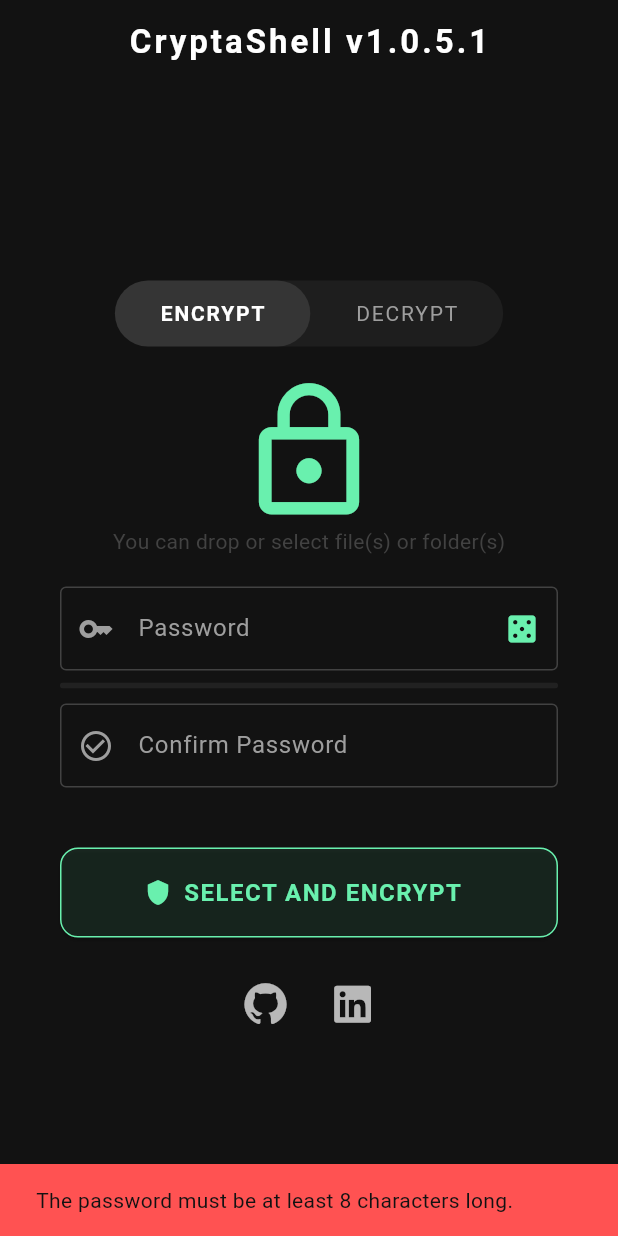
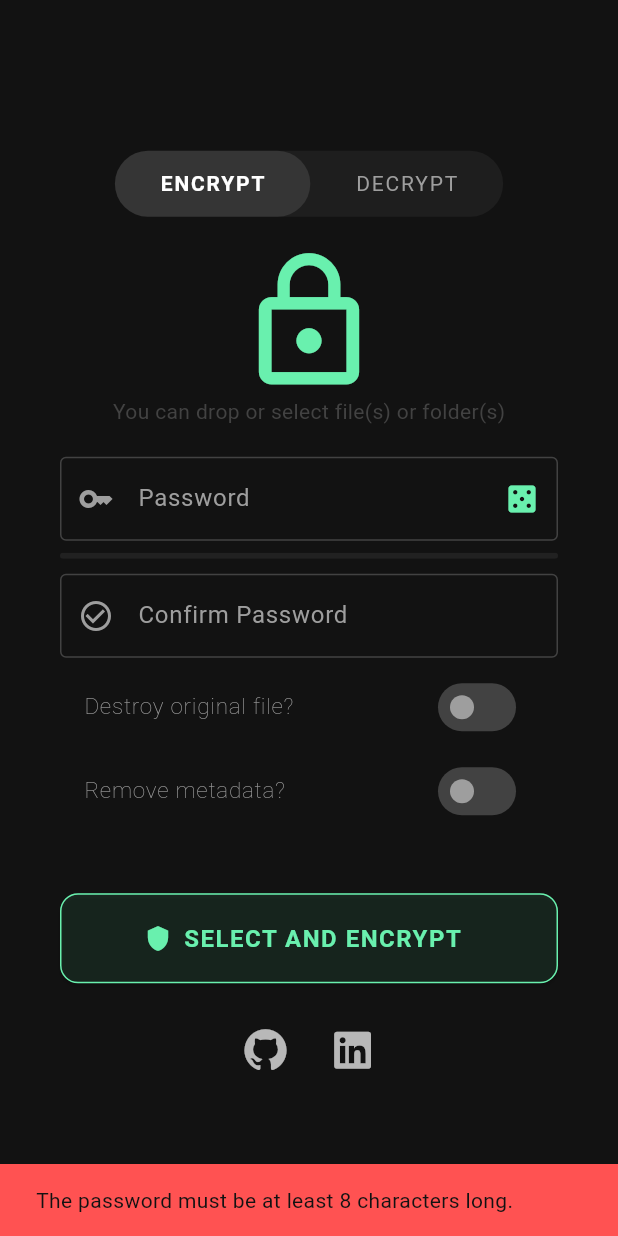
Before and after one commit to arnabau/CryptaShell, a Flutter app: the screen it shows after launch, after a tap on "SELECT AND ENCRYPT", on a phone screen of 412 x 824 dp. Run offline on Flutter 3.47's test engine with Material 3 defaults, Android fonts, the phone set to English and light mode, and no system bars; our stand-ins replace equatable, file_picker, flutter_bloc, font_awesome_flutter, fpdart, get_it and 2 more; missing offline and left inert: cryptography, desktop_drop, window_manager.

Commit message:
Code improvements and new features
Code improvements and new features. The user can choose whether the source file is automatically destroyed after encryption. The user can choose whether the file's metadata is removed before encryption.

```diff
--- a/lib/features/file_manager/presentation/bloc/file_manager_state.dart
+++ b/lib/features/file_manager/presentation/bloc/file_manager_state.dart
@@ -12,7 +12,7 @@ class FileManagerInitial extends FileManagerState {}
 class FileManagerLoading extends FileManagerState {}
 
 class FileManagerSuccess extends FileManagerState {
-  final List<File> files; // Soporta el conjunto de archivos operados con éxito
+  final List<File> files;
   final bool isEncrypted;
 
   const FileManagerSuccess({required this.files, required this.isEncrypted});
--- a/lib/features/file_manager/presentation/screens/file_manager_screen.dart
+++ b/lib/features/file_manager/presentation/screens/file_manager_screen.dart
@@ -12,6 +12,7 @@ import 'package:font_awesome_flutter/font_awesome_flutter.dart';
 import 'package:url_launcher/url_launcher.dart';
 import 'package:cryptashell/features/file_manager/presentation/bloc/file_manager_bloc.dart';
 import 'package:cryptashell/features/file_manager/presentation/bloc/file_manager_state.dart';
+import 'package:window_manager/window_manager.dart';
 
 class FileManagerScreen extends StatefulWidget {
   const FileManagerScreen(
@@ -29,9 +30,13 @@ class _FileManagerScreenState extends State<FileManagerScreen> {
   double _strengthValue = 0.0;
   Color _strengthColor = Colors.grey;
 
+  // toggle's options
+  bool _deleteFileAfterProcess = false;
+  bool _removeMetadataAfterProcess = false;
+
   bool _isDragging = false;
 
-  String _appVersion = ''; // app version
+  String _appVersion = '';
 
   @override
   void initState() {
@@ -41,8 +46,15 @@ class _FileManagerScreenState extends State<FileManagerScreen> {
 
   Future<void> _loadAppVersion() async {
     PackageInfo packageInfo = await PackageInfo.fromPlatform();
+
+    if (!mounted) return;
+
     setState(() {
-      _appVersion = '${packageInfo.version}.${packageInfo.buildNumber}';
+      _appVersion = packageInfo.version;
+    });
+
+    WidgetsBinding.instance.addPostFrameCallback((_) async {
+      await windowManager.setTitle('CryptaShell - v$_appVersion');
     });
   }
 
@@ -60,9 +72,17 @@ class _FileManagerScreenState extends State<FileManagerScreen> {
     }
 
     if (!mounted) return;
+
     final passwordBytes = Uint8List.fromList(utf8.encode(password));
 
     if (_isEncryptMode) {
+      final hasCrypta = details.files.any((f) => f.path.endsWith('.crypta'));
+
+      if (hasCrypta) {
+        _showError('One or more dropped files are already encrypted');
+        return;
+      }
+
       // 1. Dynamically classify whether they are files or folders
       final List<FileSystemEntity> elements = details.files.map((xFile) {
         return FileSystemEntity.isDirectorySync(xFile.path)
@@ -78,7 +98,8 @@ class _FileManagerScreenState extends State<FileManagerScreen> {
             EncryptRequested(
               elements: elements,
               passwordBytes: passwordBytes,
-              removeMetadata: false,
+              removeMetadata: _removeMetadataAfterProcess,
+              deleteSource: _deleteFileAfterProcess,
               outputPath: outputPath,
             ),
           );
@@ -96,6 +117,7 @@ class _FileManagerScreenState extends State<FileManagerScreen> {
             DecryptRequested(
               archiveFile: archiveFile,
               passwordBytes: passwordBytes,
+              deleteSource: _deleteFileAfterProcess,
               outputDir: outputDir,
             ),
           );
@@ -219,6 +241,14 @@ class _FileManagerScreenState extends State<FileManagerScreen> {
       if (!mounted) return;
 
       if (_isEncryptMode) {
+        final hasCrypta = result.paths
+            .any((path) => path != null && path.endsWith('.crypta'));
+
+        if (hasCrypta) {
+          _showError('One or more selected files are already encrypted.');
+          return;
+        }
+
         final List<FileSystemEntity> elements =
             result.paths.map((p) => File(p!)).toList();
         final parentDir = File(result.paths.first!).parent.path;
@@ -228,12 +258,14 @@ class _FileManagerScreenState extends State<FileManagerScreen> {
               EncryptRequested(
                 elements: elements,
                 passwordBytes: passwordBytes,
-                removeMetadata: false,
+                removeMetadata: _removeMetadataAfterProcess,
+                deleteSource: _deleteFileAfterProcess,
                 outputPath: outputPath,
               ),
             );
       } else {
         final archiveFile = File(result.files.single.path!);
+
         if (!archiveFile.path.endsWith('.crypta')) {
           _showError('Just .crypta files.');
           return;
@@ -244,6 +276,7 @@ class _FileManagerScreenState extends State<FileManagerScreen> {
               DecryptRequested(
                 archiveFile: archiveFile,
                 passwordBytes: passwordBytes,
+                deleteSource: _deleteFileAfterProcess,
                 outputDir: outputDir,
               ),
             );
@@ -263,14 +296,14 @@ class _FileManagerScreenState extends State<FileManagerScreen> {
   Widget build(BuildContext context) {
     return Scaffold(
       backgroundColor: const Color(0xFF121212),
-      appBar: AppBar(
-        title: Text('CryptaShell v$_appVersion',
-            style: const TextStyle(
-                fontWeight: FontWeight.bold, letterSpacing: 2.0)),
-        backgroundColor: Colors.transparent,
-        elevation: 0,
-        centerTitle: true,
-      ),
+      // appBar: AppBar(
+      //   title: Text('CryptaShell v$_appVersion',
+      //       style: const TextStyle(
+      //           fontWeight: FontWeight.bold, letterSpacing: 2.0)),
+      //   backgroundColor: Colors.transparent,
+      //   elevation: 0,
+      //   centerTitle: true,
+      // ),
       body: BlocConsumer<FileManagerBloc, FileManagerState>(
         listener: (context, state) async {
           if (state is FileManagerError) {
@@ -457,6 +490,30 @@ class _FileManagerScreenState extends State<FileManagerScreen> {
                               ),
                             ),
                           ],
+                          const SizedBox(height: 5),
+
+                          // option toggle
+                          ToggleDeleteFile(
+                            value: _deleteFileAfterProcess,
+                            isEncryptMode: _isEncryptMode,
+                            onChanged: (bool value) {
+                              setState(() {
+                                _deleteFileAfterProcess = value;
+                              });
+                            },
+                          ),
+
+                          if (_isEncryptMode)
+                            ToggleRemoveMetaData(
+                              value: _removeMetadataAfterProcess,
+                              isEncryptMode: _isEncryptMode,
+                              onChanged: (bool value) {
+                                setState(() {
+                                  _removeMetadataAfterProcess = value;
+                                });
+                              },
+                            ),
+
                           const SizedBox(height: 40),
 
                           // 6. Main action button
@@ -615,3 +672,86 @@ class SocialLinks extends StatelessWidget {
     );
   }
 }
+
+// Options: Destroy the original file. If decrypting, destroy the .crypta container
+class ToggleDeleteFile extends StatelessWidget {
+  final bool value;
+  final ValueChanged<bool> onChanged;
+  final bool isEncryptMode;
+
+  const ToggleDeleteFile({
+    super.key,
+    required this.value,
+    required this.onChanged,
+    required this.isEncryptMode,
+  });
+
+  @override
+  Widget build(BuildContext context) {
+    return SwitchListTile(
+      title: Text(
+        isEncryptMode ? 'Destroy original file?' : 'Destroy .crypta container?',
+        style: const TextStyle(
+          color: Colors.grey,
+          fontWeight: FontWeight.w200,
+          fontSize: 15,
+        ),
+      ),
+      value: value,
+      onChanged: onChanged,
+      activeThumbColor:
+          isEncryptMode ? Colors.greenAccent : Colors.orangeAccent,
+      inactiveThumbColor: Colors.grey,
+      inactiveTrackColor: Colors.grey[800],
+      trackOutlineColor: WidgetStateProperty.resolveWith<Color?>(
+        (Set<WidgetState> states) {
+          if (states.contains(WidgetState.selected)) {
+            return isEncryptMode ? Colors.greenAccent : Colors.orangeAccent;
+          }
+          return Colors.transparent;
+        },
+      ),
+    );
+  }
+}
+
+class ToggleRemoveMetaData extends StatelessWidget {
+  final bool value;
+  final ValueChanged<bool> onChanged;
+  final bool isEncryptMode;
+
+  const ToggleRemoveMetaData({
+    super.key,
+    required this.value,
+    required this.onChanged,
+    required this.isEncryptMode,
+  });
+
+  @override
+  Widget build(BuildContext context) {
+    return SwitchListTile(
+      title: const Text(
+        'Remove metadata?',
+        style: TextStyle(
+          color: Colors.grey,
+          fontWeight: FontWeight.w200,
+          fontSize: 15,
+        ),
+      ),
+      value: value,
+      onChanged: onChanged,
+      activeThumbColor:
+          isEncryptMode ? Colors.greenAccent : Colors.orangeAccent,
+      inactiveThumbColor: Colors.grey,
+      inactiveTrackColor: Colors.grey[800],
+      trackOutlineColor: WidgetStateProperty.resolveWith<Color?>(
+        (Set<WidgetState> states) {
+          if (states.contains(WidgetState.selected)) {
+            return isEncryptMode ? Colors.greenAccent : Colors.orangeAccent;
+          }
+          return Colors.transparent;
+        },
+      ),
+    );
+  }
+}
--- a/lib/main.dart
+++ b/lib/main.dart
@@ -12,9 +12,22 @@ import 'package:cryptashell/core/di/locator.dart';
 import 'package:cryptashell/features/file_manager/presentation/bloc/file_manager_bloc.dart';
 import 'package:cryptashell/features/file_manager/presentation/screens/file_manager_screen.dart';
 
+import 'package:window_manager/window_manager.dart';
+
 void main(List<String> args) async {
   // Make sure native macOS channels are ready
   WidgetsFlutterBinding.ensureInitialized();
+
+  await windowManager.ensureInitialized();
+  WindowOptions windowOptions = const WindowOptions(
+    title: 'CryptaShell',
+    minimumSize: Size(450, 660),
+    maximumSize: Size(600, 800),
+  );
+  windowManager.waitUntilReadyToShow(windowOptions, () async {
+    await windowManager.show();
+    await windowManager.focus();
+  });
 
   // Initialize dependency bunker
   await initLocator();
--- a/pubspec.yaml
+++ b/pubspec.yaml
@@ -1,7 +1,7 @@
 name: cryptashell
 description: A High-Security Cryptographic File Management System.
 publish_to: "none" # Golden rule for security apps: avoid accidental posting to pub.dev
-version: 1.0.5+1
+version: 1.0.8+1
 
 environment:
   sdk: ">=3.3.0 <4.0.0" # Force the use of modern Dart (Pattern matching, Records)
@@ -36,6 +36,7 @@ dependencies:
   package_info_plus: ^9.0.1 # get/show app version
   font_awesome_flutter: ^11.0.0
   url_launcher: ^6.3.2
+  window_manager: ^0.5.1
 
 dev_dependencies:
   flutter_test:
```
Also changed, not shown: lib/features/file_manager/data/data_sources/file_data_source.dart (+11 -2 lines), lib/features/file_manager/domain/use_cases/decrypt_file_use_case.dart (+3 -4 lines), lib/features/file_manager/presentation/bloc/file_manager_bloc.dart (+29 -5 lines), pubspec.lock, 11 other files.
